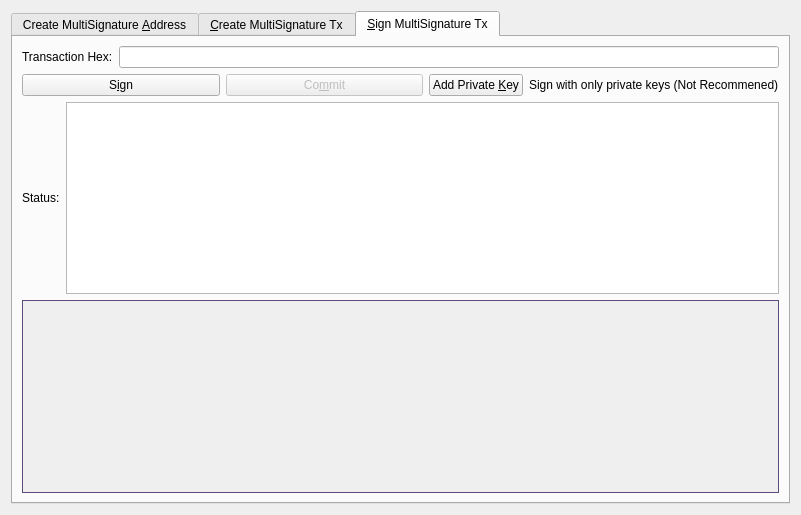
This is src/qt/forms/multisigdialog.ui in scolemanhopehouse/HBCUR as Qt 5 draws it before an edit. The edited form follows.
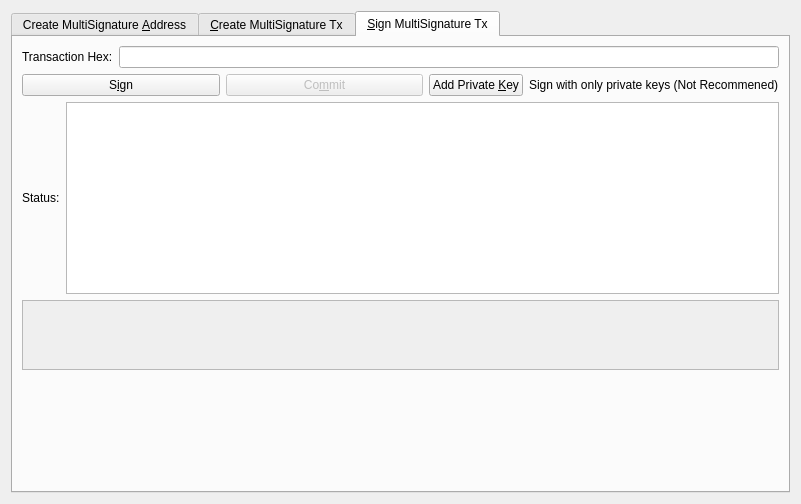
This is the edited form. The open tabs and pages were chosen to show the change. Icons and pictures are not drawn.

```diff
--- a/src/qt/forms/multisigdialog.ui
+++ b/src/qt/forms/multisigdialog.ui
@@ -7,7 +7,7 @@
     <x>0</x>
     <y>0</y>
     <width>801</width>
-    <height>515</height>
+    <height>504</height>
    </rect>
   </property>
   <property name="sizePolicy">
@@ -23,7 +23,10 @@
    <item>
     <widget class="QTabWidget" name="multisigTabWidget">
      <property name="styleSheet">
-      <string notr="true">QScrollArea{border: 1px solid #5b4c7c;}</string>
+      <string notr="true">QScrollArea{border: 1px solid #5b4c7c;}
+QFrame{background-color:#f2f0f0;}
+QLabel{background-color:#ffffff;}
+QFrame &gt; QLabel{background-color:#f2f0f0;}</string>
      </property>
      <property name="currentIndex">
       <number>1</number>
@@ -768,9 +771,6 @@
                <verstretch>0</verstretch>
               </sizepolicy>
              </property>
-             <property name="sizeAdjustPolicy">
-              <enum>QAbstractScrollArea::AdjustToContents</enum>
-             </property>
              <property name="widgetResizable">
               <bool>true</bool>
              </property>
@@ -779,8 +779,8 @@
                <rect>
                 <x>0</x>
                 <y>0</y>
-                <width>755</width>
-                <height>168</height>
+                <width>98</width>
+                <height>28</height>
                </rect>
               </property>
               <layout class="QVBoxLayout" name="verticalLayout_9">
@@ -795,7 +795,7 @@
                  <property name="sizeHint" stdset="0">
                   <size>
                    <width>20</width>
-                   <height>20</height>
+                   <height>40</height>
                   </size>
                  </property>
                 </spacer>
@@ -808,6 +808,19 @@
          </item>
         </layout>
        </item>
+       <item>
+        <spacer name="verticalSpacer_2">
+         <property name="orientation">
+          <enum>Qt::Vertical</enum>
+         </property>
+         <property name="sizeHint" stdset="0">
+          <size>
+           <width>20</width>
+           <height>40</height>
+          </size>
+         </property>
+        </spacer>
+       </item>
       </layout>
      </widget>
     </widget>
```
Left out of the diff: 48 changed lines with no effect on the pictures.
